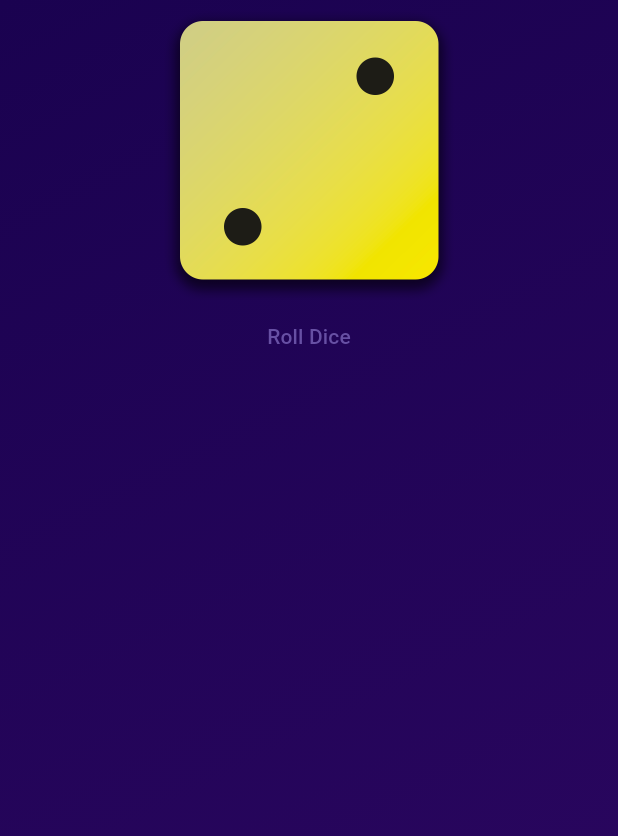
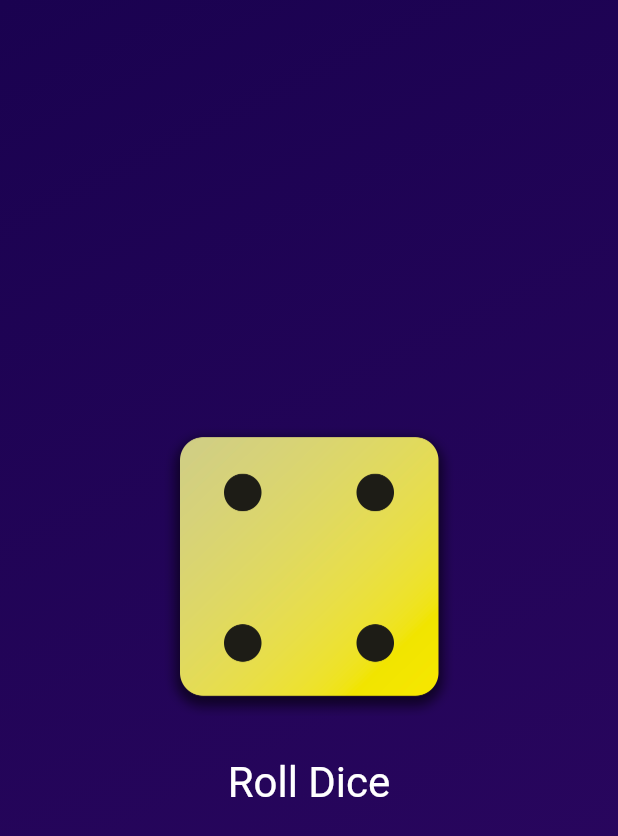
Before and after one commit to mohdshahzil/dice_app, a Flutter app: the screen it shows after launch, after a tap on "Roll Dice", on a phone screen of 412 x 824 dp. Shown: the top 836 px of the screen. Run offline on Flutter 3.47's test engine with Material 3 defaults, Android fonts, the phone set to English and light mode, and no system bars.

```diff
--- /dev/null
+++ b/lib/dice_roller.dart
@@ -0,0 +1,41 @@
+import 'package:flutter/material.dart';
+
+class DiceRoller extends StatefulWidget {
+  const DiceRoller({super.key});
+  @override
+  State<DiceRoller> createState() {
+    return _DiceRollerState();
+  }
+}
+
+class _DiceRollerState extends State<DiceRoller> {
+  var activeDiceImage = 'assets/images/dice-2.png';
+
+  void rollDice() {
+    setState(() {
+      activeDiceImage = 'assets/images/dice-4.png';
+    });
+  }
+
+  @override
+  build(context) {
+    return Column(
+      mainAxisSize: MainAxisSize.min,
+      children: [
+        Image.asset(
+          activeDiceImage,
+          width: 200,
+        ),
+        const SizedBox(height: 20),
+        TextButton(
+          onPressed: rollDice,
+          style: TextButton.styleFrom(
+              // padding: const EdgeInsets.only(top: 20),
+              foregroundColor: Colors.white,
+              textStyle: const TextStyle(fontSize: 28)),
+          child: const Text('Roll Dice'),
+        ),
+      ],
+    );
+  }
+}
--- a/lib/gradient_container.dart
+++ b/lib/gradient_container.dart
@@ -1,3 +1,4 @@
+import 'package:dice_app/dice_roller.dart';
 import 'package:flutter/material.dart';
 import 'package:dice_app/styled_text.dart';
 
@@ -8,8 +9,6 @@ class GradientContainer extends StatelessWidget {
   const GradientContainer(this.color1, this.color2, {super.key});
   final Color color1;
   final Color color2;
-
-  void rollDice() {}
 
   @override
   Widget build(context) {
@@ -22,19 +21,7 @@ class GradientContainer extends StatelessWidget {
           ),
         ),
         child: Center(
-        child: Column(
-          children: [
-            Image.asset(
-              'assets/images/dice-2.png',
-              width: 200,
-            ),
-            TextButton(
-              onPressed: rollDice,
-              child: const Text('Roll Dice'),
-            )
-          ],
-        ),
-      ),
-    );
+          child: DiceRoller(),
+        ));
   }
 }
```
Lines whose indentation alone changed are shown as unchanged.
